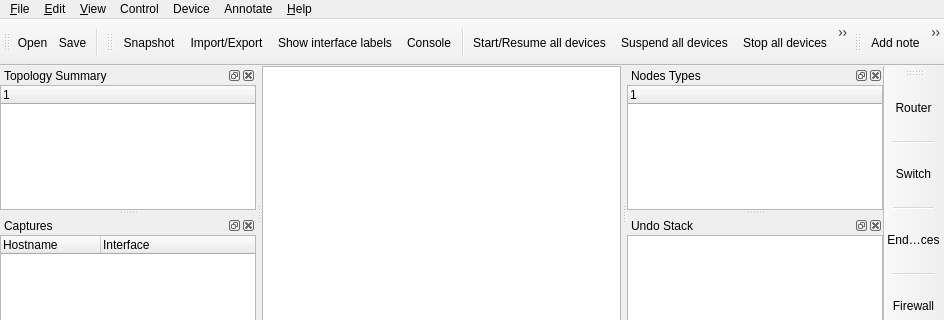
The window that src/GNS3/Ui/Form_MainWindow.ui (GNS3/gns3-legacy) describes before a commit, drawn with Qt 5; both pictures show x 0 to 944 and y 0 to 320 of the 944 by 599 pixel window.
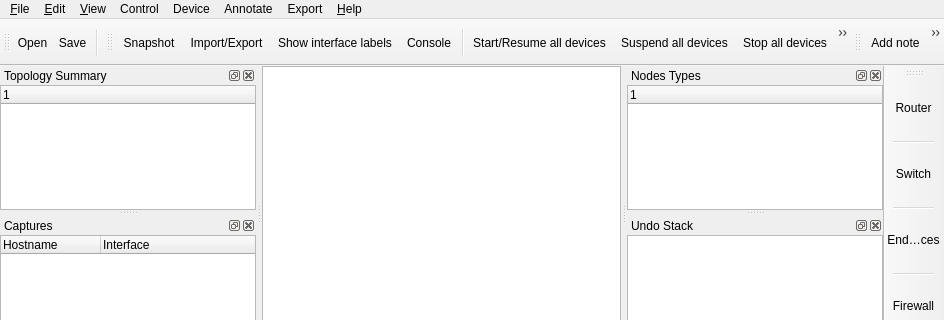
The same window after the commit. Icons and pictures are not drawn. Custom widgets are drawn as their Qt base class.

Commit message: Adding a simple wizard. Files are ConfigureWizard.py, ExportPDF.py and Wizzard.py. You can run it without the reportlab toolkit AND PIL, but you will get an error in the console if they are not installed. Modifing Form_MainWindow.ui and Form_MainWindow.py for the wizard. (adding a button in the QMenubar to export) Same goes for Workspace.py.

Patch:
```diff
--- a/src/GNS3/Ui/Form_MainWindow.ui
+++ b/src/GNS3/Ui/Form_MainWindow.ui
@@ -154,12 +154,19 @@
      <string>Device</string>
     </property>
    </widget>
+   <widget class="QMenu" name="menuExport_as_PDF">
+    <property name="title">
+     <string>Export</string>
+    </property>
+    <addaction name="action_Export_in_a_PDF"/>
+   </widget>
    <addaction name="menu_File"/>
    <addaction name="menu_Edit"/>
    <addaction name="menu_View"/>
    <addaction name="menuControl"/>
    <addaction name="menuDevice"/>
    <addaction name="menuAnnotate"/>
+   <addaction name="menuExport_as_PDF"/>
    <addaction name="menu_About"/>
   </widget>
   <widget class="QStatusBar" name="statusbar"/>
```
Left out of the diff: 87 changed lines with no effect on the pictures. The commit also changes 5 other files.
